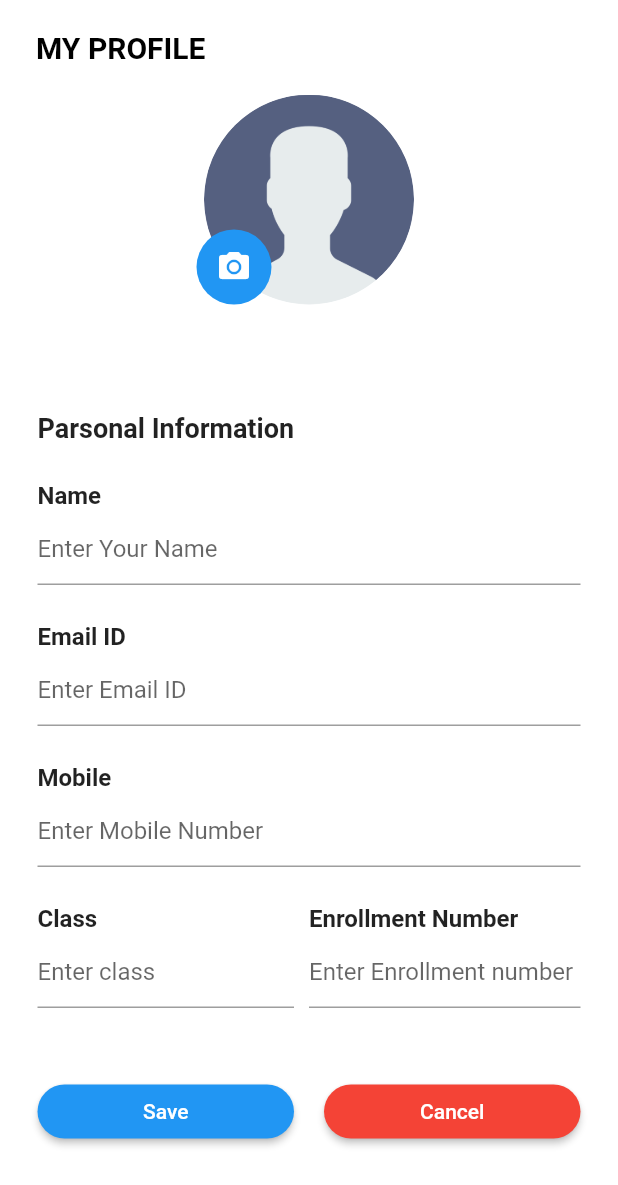
After one commit to rasikakalmegh12/minorproject, a Flutter app: the ProfilePage screen opened directly, after a tap on the "edit" icon, on a phone screen of 412 x 824 dp. The commit adds this screen. Shown: the top 1185 px of the screen. Run offline on Flutter 3.47's test engine with Material 2 defaults, Android fonts, the phone set to English and light mode, and no system bars; our stand-ins replace image_picker, share_plus; Roboto replaces fonts that are missing (sans-serif-light).

Commit message:
share app and edit profile

```diff
--- /dev/null
+++ b/lib/studenthome/profile.dart
@@ -0,0 +1,411 @@
+import 'dart:io';
+
+import 'package:flutter/material.dart';
+import 'package:flutter/cupertino.dart';
+import 'package:image_picker/image_picker.dart';
+
+class ProfilePage extends StatefulWidget {
+  const ProfilePage({Key? key}) : super(key: key);
+
+  @override
+  MapScreenState createState() => MapScreenState();
+}
+
+class MapScreenState extends State<ProfilePage>
+    with SingleTickerProviderStateMixin {
+  bool _status = true;
+  final FocusNode myFocusNode = FocusNode();
+  late File imageFile;
+
+  @override
+  void initState() {
+    super.initState();
+  }
+
+  @override
+  Widget build(BuildContext context) {
+    return Scaffold(
+        body: Container(
+      color: Colors.white,
+      child: ListView(
+        children: <Widget>[
+          Column(
+            children: <Widget>[
+              Container(
+                height: 250.0,
+                color: Colors.white,
+                child: Column(
+                  children: <Widget>[
+                    Padding(
+                        padding: const EdgeInsets.only(left: 20.0, top: 20.0),
+                        child: Row(
+                          crossAxisAlignment: CrossAxisAlignment.start,
+                          children: const <Widget>[
+                            Padding(
+                              padding: EdgeInsets.only(left: 4.0),
+                              child: Text('MY PROFILE',
+                                  style: TextStyle(
+                                      fontWeight: FontWeight.bold,
+                                      fontSize: 20.0,
+                                      fontFamily: 'sans-serif-light',
+                                      color: Colors.black)),
+                            )
+                          ],
+                        )),
+                    Padding(
+                      padding: const EdgeInsets.only(top: 20.0),
+                      child: Stack(fit: StackFit.loose, children: <Widget>[
+                        Row(
+                          crossAxisAlignment: CrossAxisAlignment.center,
+                          mainAxisAlignment: MainAxisAlignment.center,
+                          children: <Widget>[
+                            Container(
+                                width: 140.0,
+                                height: 140.0,
+                                decoration: const BoxDecoration(
+                                  shape: BoxShape.circle,
+                                  image: DecorationImage(
+                                    image: ExactAssetImage('assets/user.png'),
+                                    fit: BoxFit.cover,
+                                  ),
+                                )),
+                          ],
+                        ),
+                        Padding(
+                            padding:
+                                const EdgeInsets.only(top: 90.0, right: 100.0),
+                            child: Row(
+                              mainAxisAlignment: MainAxisAlignment.center,
+                              children: <Widget>[
+                                CircleAvatar(
+                                  backgroundColor: Colors.blue,
+                                  radius: 25.0,
+                                  child: IconButton(
+                                    icon: const Icon(
+                                      Icons.camera_alt,
+                                      color: Colors.white,
+                                    ),
+                                    onPressed: () {
+                                      _getFromGallery();
+                                    },
+                                  ),
+                                ),
+                              ],
+                            )),
+                      ]),
+                    )
+                  ],
+                ),
+              ),
+              Container(
+                color: const Color(0xffFFFFFF),
+                child: Padding(
+                  padding: const EdgeInsets.only(bottom: 25.0),
+                  child: Column(
+                    crossAxisAlignment: CrossAxisAlignment.start,
+                    mainAxisAlignment: MainAxisAlignment.start,
+                    children: <Widget>[
+                      Padding(
+                          padding: const EdgeInsets.only(
+                              left: 25.0, right: 25.0, top: 25.0),
+                          child: Row(
+                            mainAxisAlignment: MainAxisAlignment.spaceBetween,
+                            mainAxisSize: MainAxisSize.max,
+                            children: <Widget>[
+                              Column(
+                                mainAxisAlignment: MainAxisAlignment.start,
+                                mainAxisSize: MainAxisSize.min,
+                                children: const <Widget>[
+                                  Text(
+                                    'Parsonal Information',
+                                    style: TextStyle(
+                                        fontSize: 18.0,
+                                        fontWeight: FontWeight.bold),
+                                  ),
+                                ],
+                              ),
+                              Column(
+                                mainAxisAlignment: MainAxisAlignment.end,
+                                mainAxisSize: MainAxisSize.min,
+                                children: <Widget>[
+                                  _status ? _getEditIcon() : Container(),
+                                ],
+                              )
+                            ],
+                          )),
+                      Padding(
+                          padding: const EdgeInsets.only(
+                              left: 25.0, right: 25.0, top: 25.0),
+                          child: Row(
+                            mainAxisSize: MainAxisSize.max,
+                            children: <Widget>[
+                              Column(
+                                mainAxisAlignment: MainAxisAlignment.start,
+                                mainAxisSize: MainAxisSize.min,
+                                children: const <Widget>[
+                                  Text(
+                                    'Name',
+                                    style: TextStyle(
+                                        fontSize: 16.0,
+                                        fontWeight: FontWeight.bold),
+                                  ),
+                                ],
+                              ),
+                            ],
+                          )),
+                      Padding(
+                          padding: const EdgeInsets.only(
+                              left: 25.0, right: 25.0, top: 2.0),
+                          child: Row(
+                            mainAxisSize: MainAxisSize.max,
+                            children: <Widget>[
+                              Flexible(
+                                child: TextField(
+                                  decoration: const InputDecoration(
+                                    hintText: "Enter Your Name",
+                                  ),
+                                  enabled: !_status,
+                                  autofocus: !_status,
+                                ),
+                              ),
+                            ],
+                          )),
+                      Padding(
+                          padding: const EdgeInsets.only(
+                              left: 25.0, right: 25.0, top: 25.0),
+                          child: Row(
+                            mainAxisSize: MainAxisSize.max,
+                            children: <Widget>[
+                              Column(
+                                mainAxisAlignment: MainAxisAlignment.start,
+                                mainAxisSize: MainAxisSize.min,
+                                children: const <Widget>[
+                                  Text(
+                                    'Email ID',
+                                    style: TextStyle(
+                                        fontSize: 16.0,
+                                        fontWeight: FontWeight.bold),
+                                  ),
+                                ],
+                              ),
+                            ],
+                          )),
+                      Padding(
+                          padding: const EdgeInsets.only(
+                              left: 25.0, right: 25.0, top: 2.0),
+                          child: Row(
+                            mainAxisSize: MainAxisSize.max,
+                            children: <Widget>[
+                              Flexible(
+                                child: TextField(
+                                  decoration: const InputDecoration(
+                                      hintText: "Enter Email ID"),
+                                  enabled: !_status,
+                                ),
+                              ),
+                            ],
+                          )),
+                      Padding(
+                          padding: const EdgeInsets.only(
+                              left: 25.0, right: 25.0, top: 25.0),
+                          child: Row(
+                            mainAxisSize: MainAxisSize.max,
+                            children: <Widget>[
+                              Column(
+                                mainAxisAlignment: MainAxisAlignment.start,
+                                mainAxisSize: MainAxisSize.min,
+                                children: const <Widget>[
+                                  Text(
+                                    'Mobile',
+                                    style: TextStyle(
+                                        fontSize: 16.0,
+                                        fontWeight: FontWeight.bold),
+                                  ),
+                                ],
+                              ),
+                            ],
+                          )),
+                      Padding(
+                          padding: const EdgeInsets.only(
+                              left: 25.0, right: 25.0, top: 2.0),
+                          child: Row(
+                            mainAxisSize: MainAxisSize.max,
+                            children: <Widget>[
+                              Flexible(
+                                child: TextField(
+                                  decoration: const InputDecoration(
+                                      hintText: "Enter Mobile Number"),
+                                  enabled: !_status,
+                                ),
+                              ),
+                            ],
+                          )),
+                      Padding(
+                          padding: const EdgeInsets.only(
+                              left: 25.0, right: 25.0, top: 25.0),
+                          child: Row(
+                            mainAxisSize: MainAxisSize.max,
+                            mainAxisAlignment: MainAxisAlignment.start,
+                            children: <Widget>[
+                              Expanded(
+                                // ignore: avoid_unnecessary_containers
+                                child: Container(
+                                  child: const Text(
+                                    'Class',
+                                    style: TextStyle(
+                                        fontSize: 16.0,
+                                        fontWeight: FontWeight.bold),
+                                  ),
+                                ),
+                                flex: 2,
+                              ),
+                              Expanded(
+                                // ignore: avoid_unnecessary_containers
+                                child: Container(
+                                  child: const Text(
+                                    'Enrollment Number ',
+                                    style: TextStyle(
+                                        fontSize: 16.0,
+                                        fontWeight: FontWeight.bold),
+                                  ),
+                                ),
+                                flex: 2,
+                              ),
+                            ],
+                          )),
+                      Padding(
+                          padding: const EdgeInsets.only(
+                              left: 25.0, right: 25.0, top: 2.0),
+                          child: Row(
+                            mainAxisSize: MainAxisSize.max,
+                            mainAxisAlignment: MainAxisAlignment.start,
+                            children: <Widget>[
+                              Flexible(
+                                child: Padding(
+                                  padding: const EdgeInsets.only(right: 10.0),
+                                  child: TextField(
+                                    decoration: const InputDecoration(
+                                        hintText: "Enter class"),
+                                    enabled: !_status,
+                                  ),
+                                ),
+                                flex: 2,
+                              ),
+                              Flexible(
+                                child: TextField(
+                                  decoration: const InputDecoration(
+                                      hintText: "Enter Enrollment number"),
+                                  enabled: !_status,
+                                ),
+                                flex: 2,
+                              ),
+                            ],
+                          )),
+                      !_status ? _getActionButtons() : Container(),
+                    ],
+                  ),
+                ),
+              )
+            ],
+          ),
+        ],
+      ),
+    ));
+  }
+
+  @override
+  void dispose() {
+    // Clean up the controller when the Widget is disposed
+    myFocusNode.dispose();
+    super.dispose();
+  }
+
+  Widget _getActionButtons() {
+    return Padding(
+      padding: const EdgeInsets.only(left: 25.0, right: 25.0, top: 45.0),
+      child: Row(
+        mainAxisSize: MainAxisSize.max,
+        mainAxisAlignment: MainAxisAlignment.start,
+        children: <Widget>[
+          Expanded(
+            child: Padding(
+              padding: const EdgeInsets.only(right: 10.0),
+              // ignore: avoid_unnecessary_containers
+              child: Container(
+                  // ignore: deprecated_member_use
+                  child: RaisedButton(
+                child: const Text("Save"),
+                textColor: Colors.white,
+                color: Colors.blue,
+                onPressed: () {
+                  setState(() {
+                    _status = true;
+                    FocusScope.of(context).requestFocus(FocusNode());
+                  });
+                },
+                shape: RoundedRectangleBorder(
+                    borderRadius: BorderRadius.circular(20.0)),
+              )),
+            ),
+            flex: 2,
+          ),
+          Expanded(
+            child: Padding(
+              padding: const EdgeInsets.only(left: 10.0),
+              // ignore: avoid_unnecessary_containers
+              child: Container(
+                  // ignore: deprecated_member_use
+                  child: RaisedButton(
+                child: const Text("Cancel"),
+                textColor: Colors.white,
+                color: Colors.red,
+                onPressed: () {
+                  setState(() {
+                    _status = true;
+                    FocusScope.of(context).requestFocus(FocusNode());
+                  });
+                },
+                shape: RoundedRectangleBorder(
+                    borderRadius: BorderRadius.circular(20.0)),
+              )),
+            ),
+            flex: 2,
+          ),
+        ],
+      ),
+    );
+  }
+
+  Widget _getEditIcon() {
+    return GestureDetector(
+      child: const CircleAvatar(
+        backgroundColor: Colors.blue,
+        radius: 14.0,
+        child: Icon(
+          Icons.edit,
+          color: Colors.white,
+          size: 16.0,
+        ),
+      ),
+      onTap: () {
+        setState(() {
+          _status = false;
+        });
+      },
+    );
+  }
+
+  _getFromGallery() async {
+    // ignore: deprecated_member_use
+    PickedFile? pickedFile = await ImagePicker().getImage(
+      source: ImageSource.gallery,
+      maxWidth: 1800,
+      maxHeight: 1800,
+    );
+    if (pickedFile != null) {
+      setState(() {
+        imageFile = File(pickedFile.path);
+      });
+    }
+  }
+}
--- a/pubspec.yaml
+++ b/pubspec.yaml
@@ -32,6 +32,7 @@ dependencies:
   flutter_svg: ^0.23.0+1
 
 
+
   # The following adds the Cupertino Icons font to your application.
   # Use with the CupertinoIcons class for iOS style icons.
   cupertino_icons: ^1.0.2
@@ -39,6 +40,8 @@ dependencies:
   firebase_core: ^1.10.0
   cloud_firestore: ^3.1.0
   bottom_drawer: ^0.0.4
+  share_plus: ^3.0.4
+  image_picker: ^0.8.4+4
 
 dev_dependencies:
   flutter_test:
```
Also changed, not shown: lib/login.dart (+3 -6 lines), lib/parenthome/progress.dart (deleted, +0 -82 lines), lib/parenthome/prthome.dart (deleted, +0 -193 lines), lib/studenthome/details.dart (+4 -9 lines), lib/studenthome/stdhome.dart (+19 -17 lines), pubspec.lock.
